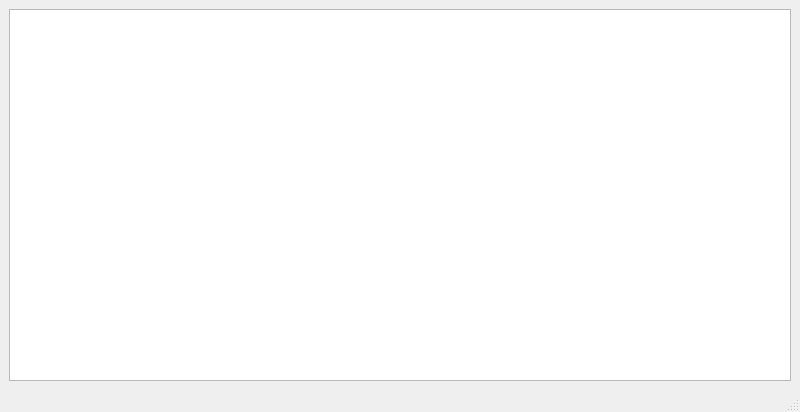
The window that PR9/mainwindow.ui (RaufasertapetenEnjoyer/MMI-_und_GUI_Programmierung) describes before a commit, drawn with Qt 5.
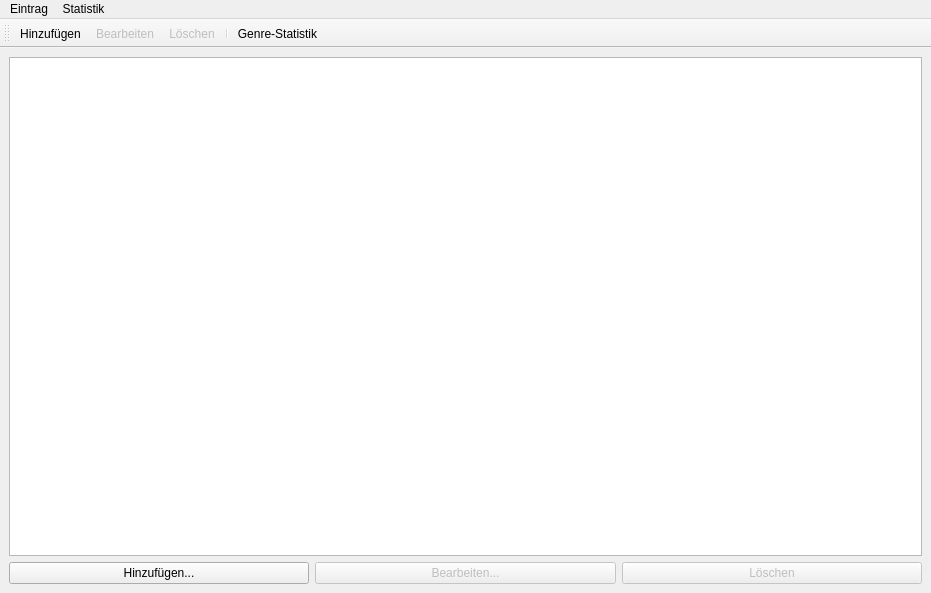
The same window after the commit. Icons and pictures are not drawn.

Diff of the .ui file:
```diff
--- a/PR9/mainwindow.ui
+++ b/PR9/mainwindow.ui
@@ -6,8 +6,8 @@
    <rect>
     <x>0</x>
     <y>0</y>
-    <width>800</width>
-    <height>412</height>
+    <width>931</width>
+    <height>593</height>
    </rect>
   </property>
   <property name="windowTitle">
@@ -18,6 +18,37 @@
     <item>
      <widget class="QTableView" name="playerTableView"/>
     </item>
+    <item>
+     <layout class="QHBoxLayout" name="horizontalLayout">
+      <item>
+       <widget class="QPushButton" name="addButton">
+        <property name="text">
+         <string>Hinzufügen...</string>
+        </property>
+       </widget>
+      </item>
+      <item>
+       <widget class="QPushButton" name="editButton">
+        <property name="enabled">
+         <bool>false</bool>
+        </property>
+        <property name="text">
+         <string>Bearbeiten...</string>
+        </property>
+       </widget>
+      </item>
+      <item>
+       <widget class="QPushButton" name="delButton">
+        <property name="enabled">
+         <bool>false</bool>
+        </property>
+        <property name="text">
+         <string>Löschen</string>
+        </property>
+       </widget>
+      </item>
+     </layout>
+    </item>
    </layout>
   </widget>
   <widget class="QMenuBar" name="menubar">
@@ -25,12 +56,98 @@
     <rect>
      <x>0</x>
      <y>0</y>
-     <width>800</width>
+     <width>931</width>
      <height>21</height>
     </rect>
    </property>
+   <widget class="QMenu" name="menuEintrag">
+    <property name="title">
+     <string>Eintrag</string>
+    </property>
+    <addaction name="actionAdd"/>
+    <addaction name="actionEdit"/>
+    <addaction name="actionDel"/>
+   </widget>
+   <widget class="QMenu" name="menuStatistik">
+    <property name="title">
+     <string>Statistik</string>
+    </property>
+    <addaction name="actionStatistik"/>
+   </widget>
+   <addaction name="menuEintrag"/>
+   <addaction name="menuStatistik"/>
   </widget>
-  <widget class="QStatusBar" name="statusbar"/>
+  <widget class="QToolBar" name="toolBar">
+   <property name="windowTitle">
+    <string>toolBar</string>
+   </property>
+   <attribute name="toolBarArea">
+    <enum>TopToolBarArea</enum>
+   </attribute>
+   <attribute name="toolBarBreak">
+    <bool>false</bool>
+   </attribute>
+   <addaction name="actionAdd"/>
+   <addaction name="actionEdit"/>
+   <addaction name="actionDel"/>
+   <addaction name="separator"/>
+   <addaction name="actionStatistik"/>
+  </widget>
+  <action name="actionAdd">
+   <property name="icon">
+    <iconset resource="resources.qrc">
+     <normaloff>:/icons/plus.png</normaloff>
+     <normalon>:/icons/plus.png</normalon>:/icons/plus.png</iconset>
+   </property>
+   <property name="text">
+    <string>Hinzufügen...</string>
+   </property>
+   <property name="toolTip">
+    <string>Hinzufügen...</string>
+   </property>
+  </action>
+  <action name="actionDel">
+   <property name="enabled">
+    <bool>false</bool>
+   </property>
+   <property name="icon">
+    <iconset>
+     <normalon>:/icons/mulleimerred.png</normalon>
+    </iconset>
+   </property>
+   <property name="text">
+    <string>Löschen</string>
+   </property>
+   <property name="toolTip">
+    <string>Löschen</string>
+   </property>
+  </action>
+  <action name="actionEdit">
+   <property name="enabled">
+    <bool>false</bool>
+   </property>
+   <property name="icon">
+    <iconset>
+     <normalon>:/icons/pencileyel.png</normalon>
+    </iconset>
+   </property>
+   <property name="text">
+    <string>Bearbeiten...</string>
+   </property>
+   <property name="toolTip">
+    <string>Bearbeiten...</string>
+   </property>
+  </action>
+  <action name="actionStatistik">
+   <property name="icon">
+    <iconset resource="resources.qrc">
+     <normaloff>:/icons/statistik.png</normaloff>
+     <normalon>:/icons/statistik.png</normalon>:/icons/statistik.png</iconset>
+   </property>
+   <property name="text">
+    <string>Genre-Statistik</string>
+   </property>
+  </action>
  </widget>
  <resources/>
  <connections/>
```
Left out of the diff: 4 changed lines with no effect on the pictures.
